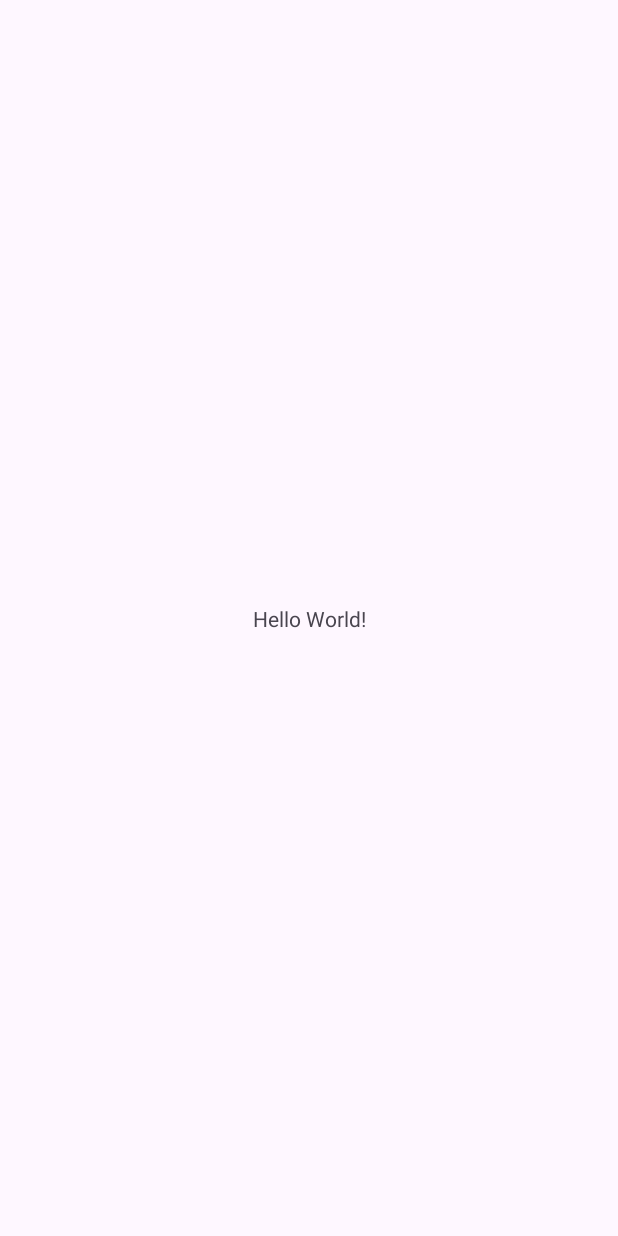
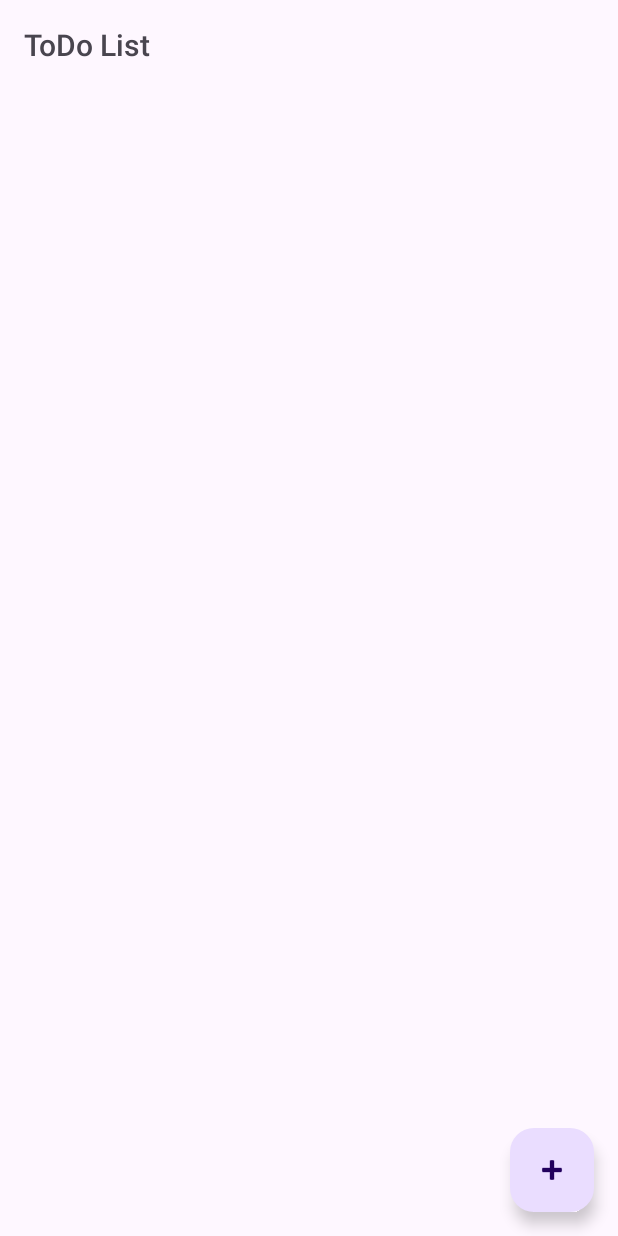
Before and after one commit to CFC-tech/Offline_Project_ToDo, an Android app: the screen it shows after launch (MainActivity), on a phone screen of 412 x 824 dp. Before the commit the screen is almost empty. Run offline under Robolectric (Android 15) with nearby library versions, the phone set to English and light mode, and no system bars.

Commit message:
setup offline project

```diff
--- a/app/build.gradle.kts
+++ b/app/build.gradle.kts
@@ -35,6 +35,9 @@ android {
     kotlinOptions {
         jvmTarget = "11"
     }
+    buildFeatures {
+        viewBinding = true
+    }
 }
 
 dependencies {
@@ -43,6 +46,7 @@ dependencies {
     implementation(libs.material)
     implementation(libs.androidx.activity)
     implementation(libs.androidx.constraintlayout)
+    implementation(libs.androidx.recyclerview)
     testImplementation(libs.junit)
     androidTestImplementation(libs.androidx.junit)
     androidTestImplementation(libs.androidx.espresso.core)
--- a/app/src/main/res/layout/activity_main.xml
+++ b/app/src/main/res/layout/activity_main.xml
@@ -8,12 +8,37 @@
     tools:context=".MainActivity">
 
     <TextView
+        android:id="@+id/textView"
         android:layout_width="wrap_content"
         android:layout_height="wrap_content"
-        android:text="Hello World!"
+        android:layout_marginStart="16dp"
+        android:layout_marginTop="16dp"
+        android:fontFamily="sans-serif-medium"
+        android:text="ToDo List"
+        android:textSize="20sp"
+        app:layout_constraintStart_toStartOf="parent"
+        app:layout_constraintTop_toTopOf="parent" />
+
+    <androidx.recyclerview.widget.RecyclerView
+        android:id="@+id/rv_todo"
+        android:layout_width="411dp"
+        android:layout_height="688dp"
+        android:layout_marginTop="8dp"
         app:layout_constraintBottom_toBottomOf="parent"
         app:layout_constraintEnd_toEndOf="parent"
         app:layout_constraintStart_toStartOf="parent"
-        app:layout_constraintTop_toTopOf="parent" />
+        app:layout_constraintTop_toBottomOf="@+id/textView" />
+
+    <com.google.android.material.floatingactionbutton.FloatingActionButton
+        android:id="@+id/add_todo"
+        android:layout_width="wrap_content"
+        android:layout_height="wrap_content"
+        android:layout_marginEnd="16dp"
+        android:layout_marginBottom="16dp"
+        android:clickable="true"
+        app:layout_constraintBottom_toBottomOf="parent"
+        app:layout_constraintEnd_toEndOf="parent"
+        app:srcCompat="@android:drawable/ic_input_add" />
+
 
 </androidx.constraintlayout.widget.ConstraintLayout>
--- a/gradle/libs.versions.toml
+++ b/gradle/libs.versions.toml
@@ -9,6 +9,7 @@ appcompat = "1.7.1"
 material = "1.13.0"
 activity = "1.11.0"
 constraintlayout = "2.2.1"
+recyclerview = "1.4.0"
 
 [libraries]
 androidx-core-ktx = { group = "androidx.core", name = "core-ktx", version.ref = "coreKtx" }
@@ -19,6 +20,7 @@ androidx-appcompat = { group = "androidx.appcompat", name = "appcompat", version
 material = { group = "com.google.android.material", name = "material", version.ref = "material" }
 androidx-activity = { group = "androidx.activity", name = "activity", version.ref = "activity" }
 androidx-constraintlayout = { group = "androidx.constraintlayout", name = "constraintlayout", version.ref = "constraintlayout" }
+androidx-recyclerview = { group = "androidx.recyclerview", name = "recyclerview", version.ref = "recyclerview" }
 
 [plugins]
 android-application = { id = "com.android.application", version.ref = "agp" }
```
